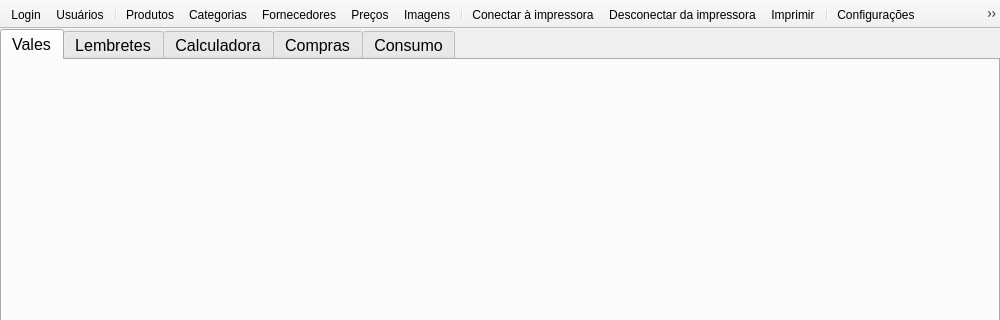
Old version of the form mainwindow.ui in the repository leidensj/BKVale; both pictures show x 0 to 1000 and y 0 to 320 of the 1000 by 600 pixel window.
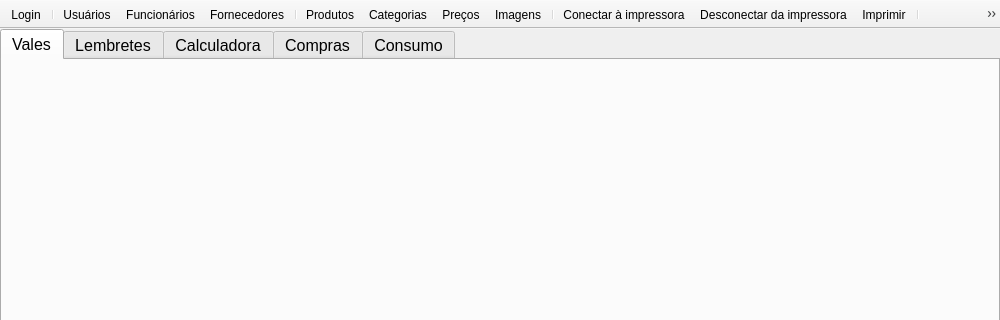
New version of the form. Icons and pictures are not drawn.

The edit to the form file:
```diff
--- a/mainwindow.ui
+++ b/mainwindow.ui
@@ -138,12 +138,14 @@
     <bool>false</bool>
    </attribute>
    <addaction name="actionLogin"/>
+   <addaction name="separator"/>
    <addaction name="actionUsers"/>
+   <addaction name="actionEmployees"/>
+   <addaction name="actionFornecedores"/>
    <addaction name="separator"/>
    <addaction name="actionItems"/>
    <addaction name="actionCategories"/>
-   <addaction name="actionFornecedores"/>
-   <addaction name="actionPrecos"/>
+   <addaction name="actionPrices"/>
    <addaction name="actionImages"/>
    <addaction name="separator"/>
    <addaction name="actionConnect"/>
@@ -277,7 +279,7 @@
     <string>Gerenciar imagens</string>
    </property>
   </action>
-  <action name="actionPrecos">
+  <action name="actionPrices">
    <property name="icon">
     <iconset resource="icons.qrc">
      <normaloff>:/icons/res/pricetag.png</normaloff>:/icons/res/pricetag.png</iconset>
@@ -289,6 +291,18 @@
     <string>Gerenciar preços</string>
    </property>
   </action>
+  <action name="actionEmployees">
+   <property name="icon">
+    <iconset resource="icons.qrc">
+     <normaloff>:/icons/res/employee.png</normaloff>:/icons/res/employee.png</iconset>
+   </property>
+   <property name="text">
+    <string>Funcionários</string>
+   </property>
+   <property name="toolTip">
+    <string>Gerenciar funcionários</string>
+   </property>
+  </action>
  </widget>
  <layoutdefault spacing="6" margin="11"/>
  <resources>
```
